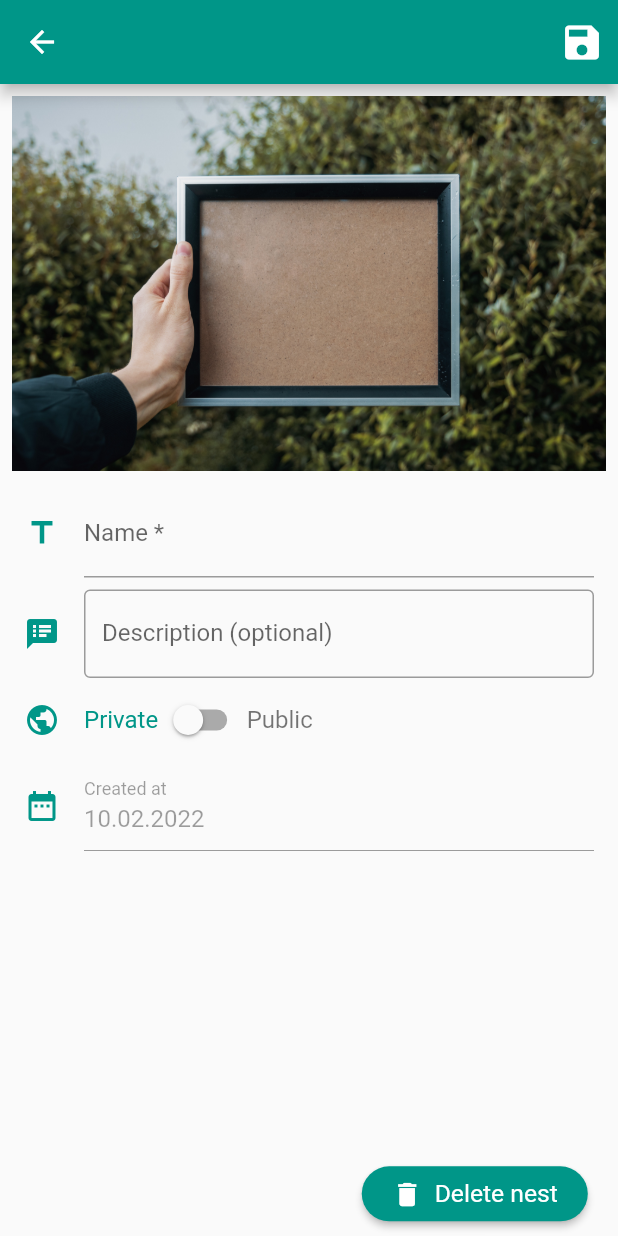
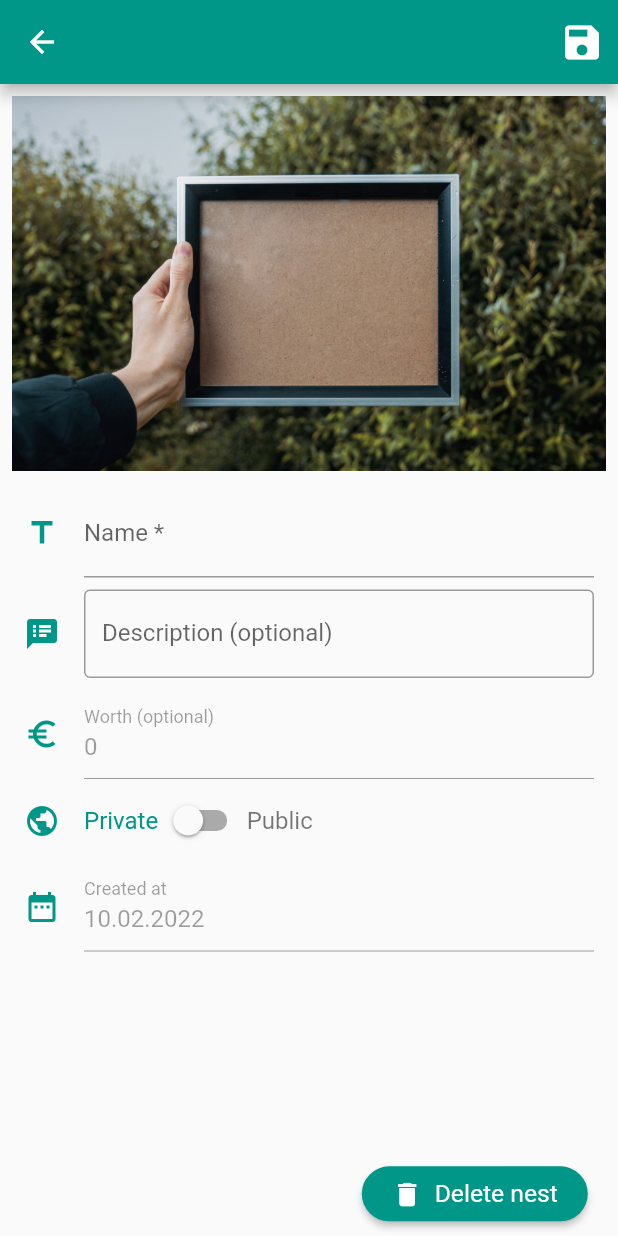
Before and after one commit to alexanderwiegel/magpie_uni, a Flutter app: the HomePage screen opened by its route, after a tap on the "favorite outline" icon, after a tap on the "search" icon, after a tap on the "add" icon, on a phone screen of 412 x 824 dp. Run offline on Flutter 3.47's test engine with Material 2 defaults, Android fonts, the phone set to English and light mode, and no system bars; our stand-ins replace charts_flutter, flutter_image_compress, flutter_keyboard_visibility, image_picker, socket_io_client; missing offline and left inert: flutter_circular_chart; network calls fail.

Commit message:
Change visibility of worth form field and display real nest total worth in tiles

```diff
--- a/code/lib/model/nest.item.dart
+++ b/code/lib/model/nest.item.dart
@@ -20,6 +20,7 @@ class NestItem extends NestOrNestItem {
   @override
   NestItem.fromMap(dynamic obj, {Key? key}) : super.fromMap(obj, key: key) {
     nestId = obj["nest_id"];
+    super.worth = obj["worth"].runtimeType == Null ? 0 : obj["worth"];
   }
 
   @override
--- a/code/lib/model/nest.or.nest.item.dart
+++ b/code/lib/model/nest.or.nest.item.dart
@@ -49,7 +49,6 @@ abstract class NestOrNestItem extends StatefulWidget {
     photo = getPhotoPath(obj["photo"]);
     name = obj["title"];
     description = obj["description"];
-    worth = obj["worth"].runtimeType == Null ? 0 : obj["worth"];
     favored = obj["favored"] == 1 ? true : false;
     createdAt = DateTime.parse(obj["created_at"]);
     public = obj["is_public"] == 1 ? true : false;
--- a/code/lib/view/nest.item.detail.screen.dart
+++ b/code/lib/view/nest.item.detail.screen.dart
@@ -23,12 +23,12 @@ class _NestDetailScreenState
     print("Specify that it is a nest item");
     // TODO: see if I can use widget.nestItem
     super.widget.nestOrNestItem = NestItem(nestId: widget.nestItem.nestId);
+    super.widget.nestOrNestItem.id = widget.nestItem.id;
     print("Call super method to set attributes");
     super.uploadNestOrNestItem();
     print("Call api endpoint to edit a nest item");
     // TODO: see if I can use widget.nestItem
     await ApiEndpoints.uploadNestOrNestItem(
-            super.widget.nestOrNestItem, false, false)
-        .then(onChange);
+            super.widget.nestOrNestItem, false, false).then(onChange);
   }
 }
--- a/code/lib/view/nest.or.nest.item.form.screen.dart
+++ b/code/lib/view/nest.or.nest.item.form.screen.dart
@@ -27,7 +27,7 @@ class NestOrNestItemFormScreenState<T extends NestOrNestItemFormScreen>
   late dynamic _photo;
   late String _name;
   late String _description;
-  late int _worth;
+  late int _worth = 0;
   late bool _public;
 
   late TextEditingController _nameEditingController;
@@ -96,6 +96,7 @@ class NestOrNestItemFormScreenState<T extends NestOrNestItemFormScreen>
       ),
       body: MagpieForm(
         formKey: _formKey,
+        isNew: _isNew,
         isNest: _isNest,
         photo: _photo,
         nameEditingController: _nameEditingController,
--- a/code/lib/widgets/magpie.form.dart
+++ b/code/lib/widgets/magpie.form.dart
@@ -8,6 +8,7 @@ import 'package:magpie_uni/widgets/magpie.switch.dart';
 
 class MagpieForm extends StatelessWidget {
   final GlobalKey? formKey;
+  final bool isNew;
   final bool isNest;
   final dynamic photo;
   final Function changeImage;
@@ -21,6 +22,7 @@ class MagpieForm extends StatelessWidget {
 
   MagpieForm({
     required this.formKey,
+    required this.isNew,
     required this.isNest,
     required this.photo,
     required this.changeImage,
@@ -63,9 +65,11 @@ class MagpieForm extends StatelessWidget {
               controller: descriptionEditingController,
             ),
             Visibility(
-              visible: !isNest,
+              // if it is a nest, only show the worth if it is not new,
+              // if it is a nest item, always show it
+              visible: isNest ? !isNew : true,
               child: MagpieFormField(
-                enabled: true,
+                enabled: !isNest,
                 icon: Icons.euro_symbol,
                 labelText: "Worth (optional)",
                 // initialValue: ,
```
Also changed, not shown: code/lib/model/nest.dart (+7 -1 lines).
